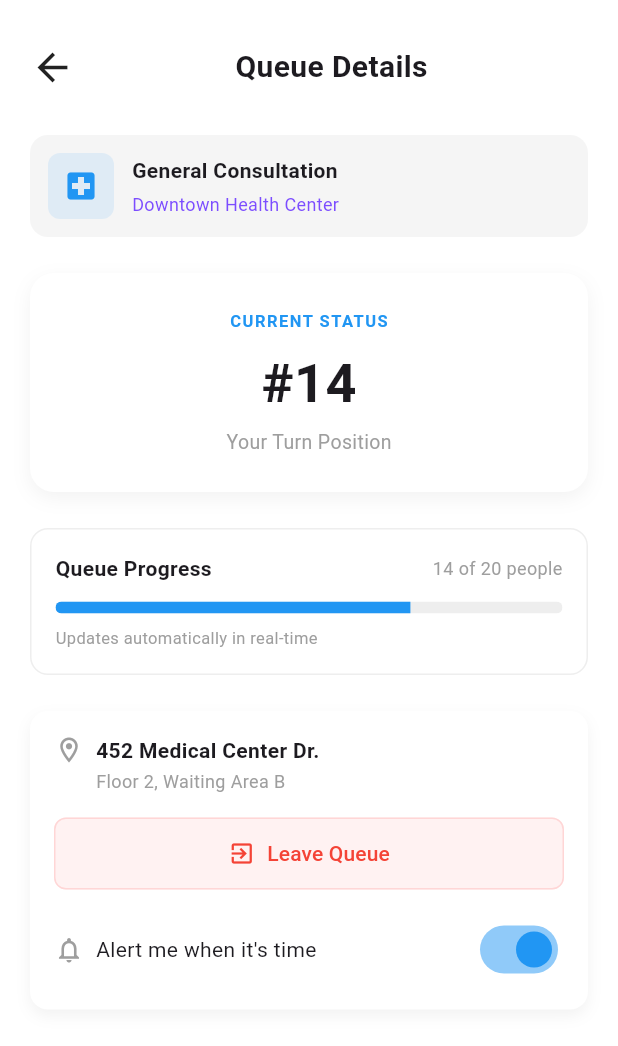
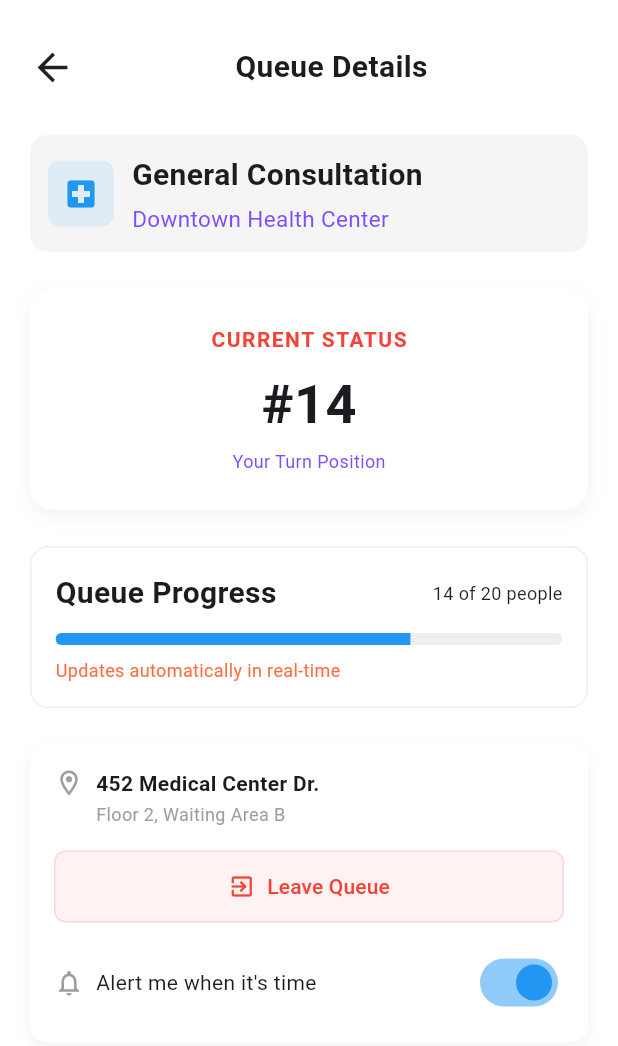
Before and after one commit to aramanja-emmanuel/turnly_app, a Flutter app: the screen it shows after launch, on a phone screen of 412 x 824 dp. Shown: the top 1046 px of the screen. Run offline on Flutter 3.47's test engine with Material 3 defaults, Android fonts, the phone set to English and light mode, and no system bars.

Commit message:
finishing touches to the details screen

```diff
--- a/lib/details._screen.dart
+++ b/lib/details._screen.dart
@@ -70,14 +70,15 @@ class _DetailsScreenState extends State<DetailsScreen> {
                       children: const [
                         Text(
                           'General Consultation',
-                          style: TextStyle(fontWeight: FontWeight.w600),
+                          style: TextStyle(fontSize: 20,
+                          fontWeight: FontWeight.w600),
                         ),
                         SizedBox(height: 4),
                         Text(
                           'Downtown Health Center',
                           style: TextStyle(
                             color: Colors.deepPurpleAccent,
-                            fontSize: 12,
+                            fontSize: 15,
                           ),
                         ),
                       ],
@@ -108,9 +109,9 @@ class _DetailsScreenState extends State<DetailsScreen> {
                     Text(
                       'CURRENT STATUS',
                       style: TextStyle(
-                        fontSize: 11,
+                        fontSize: 14,
                         letterSpacing: 1,
-                        color: Colors.blue,
+                        color: Colors.red,
                         fontWeight: FontWeight.w600,
                       ),
                     ),
@@ -126,8 +127,8 @@ class _DetailsScreenState extends State<DetailsScreen> {
                     Text(
                       'Your Turn Position',
                       style: TextStyle(
-                        fontSize: 13,
-                        color: Colors.grey,
+                        fontSize: 12,
+                        color: Colors.deepPurpleAccent,
                       ),
                     ),
                   ],
@@ -152,13 +153,15 @@ class _DetailsScreenState extends State<DetailsScreen> {
                       children: [
                         const Text(
                           'Queue Progress',
-                          style: TextStyle(fontWeight: FontWeight.w600),
+                          style: TextStyle(
+                            fontSize: 20,
+                            fontWeight: FontWeight.w600),
                         ),
                         Text(
                           '$currentPosition of $totalPeople people',
                           style: const TextStyle(
                             fontSize: 12,
-                            color: Colors.grey,
+                            color: Colors.black87,
                           ),
                         ),
                       ],
@@ -181,8 +184,8 @@ class _DetailsScreenState extends State<DetailsScreen> {
                     const Text(
                       'Updates automatically in real-time',
                       style: TextStyle(
-                        fontSize: 11,
-                        color: Colors.grey,
+                        fontSize: 12,
+                        color: Colors.deepOrangeAccent,
                       ),
                     ),
                   ],
@@ -250,7 +253,7 @@ class _DetailsScreenState extends State<DetailsScreen> {
                         onPressed: () {
 
                         },
-                        icon: const Icon(Icons.exit_to_app, color: Colors.red),
+                        icon: const Icon(Icons.exit_to_app_outlined, color: Colors.red),
                         label: const Text(
                           'Leave Queue',
                           style: TextStyle(color: Colors.red),
@@ -288,7 +291,7 @@ class _DetailsScreenState extends State<DetailsScreen> {
                         ),
                         Switch(
                           value: alertEnabled,
-                          activeColor: Colors.blue,
+                          activeThumbColor: Colors.blue,
                           onChanged: (value) {
                             setState(() {
                               alertEnabled = value;
--- a/lib/main.dart
+++ b/lib/main.dart
@@ -1,6 +1,5 @@
 import 'package:flutter/material.dart';
 import 'package:turnly_app/details._screen.dart';
-import 'package:turnly_app/queue_screen.dart';
 
 void main() {
   runApp(const TurnlyApp());
```
